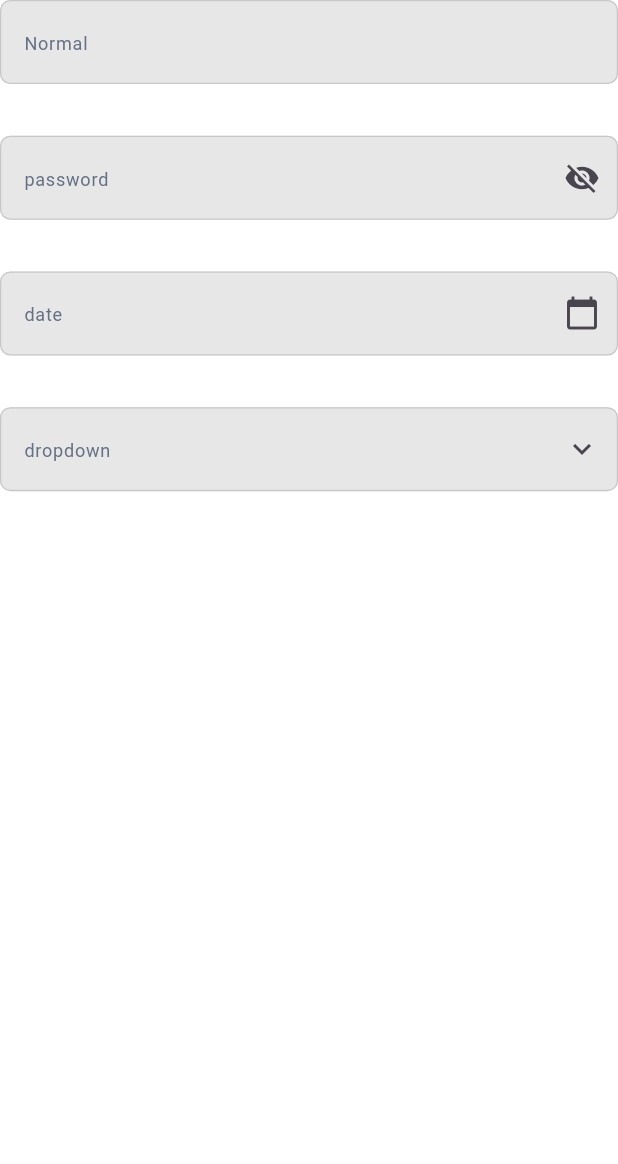
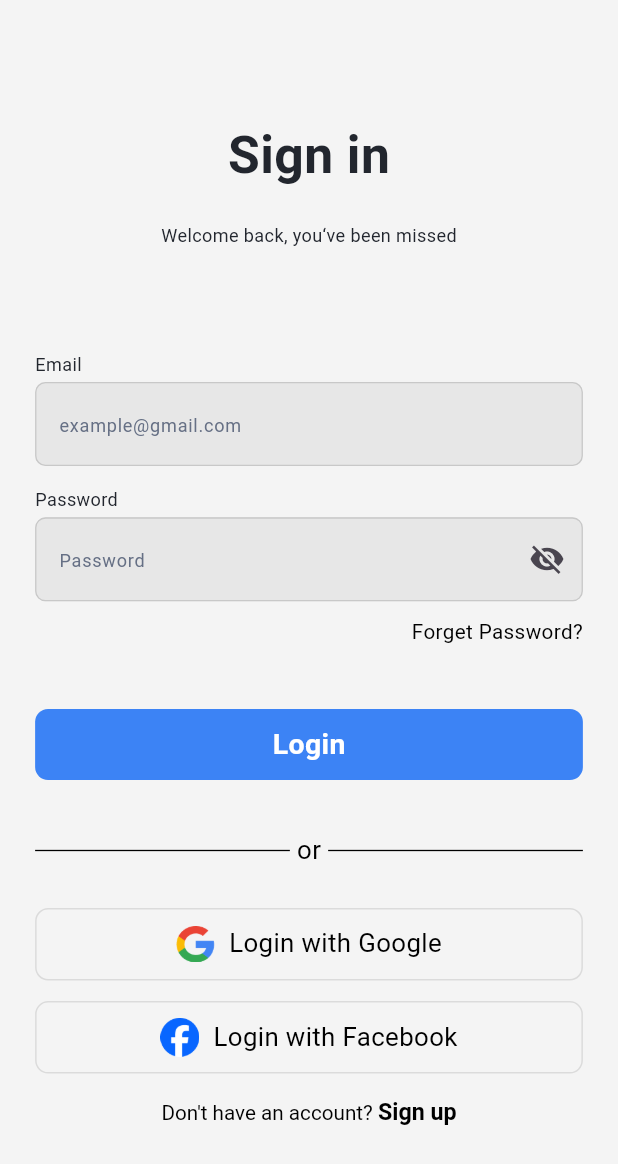
Before and after one commit to Smart-Medc/Smart-Medi-Flutter, a Flutter app: the screen it shows after launch, on a phone screen of 412 x 824 dp. Shown: the top 1164 px of the screen. Run offline on Flutter 3.47's test engine with Material 3 defaults, Android fonts, the phone set to English and light mode, and no system bars; our stand-ins replace flutter_screenutil, go_router.

Commit message:
complete ui for login view create sign up view add facebook,google icon as images push between login , sign up

```diff
--- a/lib/core/routing/app_router.dart
+++ b/lib/core/routing/app_router.dart
@@ -1,11 +1,14 @@
 import 'package:go_router/go_router.dart';
+import 'package:smart_medi/core/routing/app_routes.dart';
 import 'package:smart_medi/features/auth/presentation/view/login_view.dart';
+import 'package:smart_medi/features/auth/presentation/view/sign_up_view.dart';
 
 abstract class AppRouter {
 
   static final router = GoRouter(
     routes: [
       GoRoute(path: '/', builder: (context, state) => const LoginView()),
+      GoRoute(path: AppRoutes.signUpView, builder: (context, state) => const SignUpView()),
       // GoRoute(
       //     path: AppRoutes.onboardingView,
       //     builder: (context, state) => const OnboardingView()),
--- a/lib/core/utils/app_colors.dart
+++ b/lib/core/utils/app_colors.dart
@@ -4,7 +4,7 @@ class AppColors {
   static const primaryColor = Color(0xff3C83F5);
 
   /// Light Mode Colors
-  static const primaryLightMode = Color(0xffC2D9FF);
+  static const primaryLightMode = Color(0xff3C83F5);
   static const secondaryLightMode = Color(0xff224680);
   static const backgroundLightMode = Colors.white;
   static const secondaryBackgroundLightMode = Color(0xffE1E1E1);
--- a/lib/core/utils/app_images.dart
+++ b/lib/core/utils/app_images.dart
@@ -1,5 +1,6 @@
 class AppImages {
 
   // static const String logoImage = "assets/images/logo.png";
-
+  static const String googleIcon = 'assets/images/google_icon.png';
+  static const String facebookIcon = 'assets/images/facebook_icon.png';
 }
--- /dev/null
+++ b/lib/core/widgets/custom_button.dart
@@ -0,0 +1,43 @@
+import 'package:flutter/material.dart';
+import 'package:flutter_screenutil/flutter_screenutil.dart';
+import 'package:smart_medi/core/utils/app_colors.dart';
+import 'package:smart_medi/core/utils/app_styles.dart';
+
+class CustomButton extends StatelessWidget {
+
+  const CustomButton({
+    super.key,
+    required this.text,
+    this.height = 55, // raw value because we will apply .h inside build
+    this.borderRadius = 10, // same, will apply .r
+    this.backgroundColor,
+    this.onPressed,
+  });
+  final String text;
+  final double height;
+  final double borderRadius;
+  final Color? backgroundColor;
+  final VoidCallback? onPressed;
+
+  @override
+  Widget build(BuildContext context) {
+    return SizedBox(
+      height: height.h,
+      width: double.infinity,
+      child: Material(
+        color: backgroundColor ?? AppColors.primaryLightMode,
+        borderRadius: BorderRadius.circular(borderRadius.r),
+        child: InkWell(
+          borderRadius: BorderRadius.circular(borderRadius.r),
+          onTap: onPressed,
+          child: Center(
+            child: Text(
+              text,
+              style: AppStyles.textStyle22W700White,
+            ),
+          ),
+        ),
+      ),
+    );
+  }
+}
--- a/lib/core/widgets/custom_text_form_field.dart
+++ b/lib/core/widgets/custom_text_form_field.dart
@@ -93,6 +93,7 @@ class _CustomTextFormFieldState extends State<CustomTextFormField> {
       children: [
         TextFormField(
           controller: widget.controller,
+          autovalidateMode: AutovalidateMode.onUserInteraction,
           validator: widget.validator,
           readOnly: widget.isDate || widget.isDropdown,
           obscureText: widget.isPassword ? _isObscured : false,
--- /dev/null
+++ b/lib/features/auth/presentation/view/sign_up_view.dart
@@ -0,0 +1,10 @@
+import 'package:flutter/material.dart';
+import 'package:smart_medi/features/auth/presentation/view/widgets/sign_up_widgets/sign_up_body.dart';
+class SignUpView extends StatelessWidget {
+  const SignUpView({super.key});
+
+  @override
+  Widget build(BuildContext context) {
+    return const SafeArea(child: Scaffold(body: SignUpBody()));
+  }
+}
--- /dev/null
+++ b/lib/features/auth/presentation/view/widgets/auth_field_title.dart
@@ -0,0 +1,5 @@
+import 'package:flutter/material.dart';
+import 'package:smart_medi/core/utils/app_styles.dart';
+Text authFieldTitle(String text){
+  return Text(text,style: AppStyles.textStyle14W400TextColor3,);
+}
--- /dev/null
+++ b/lib/features/auth/presentation/view/widgets/auth_footer.dart
@@ -0,0 +1,68 @@
+import 'package:flutter/gestures.dart';
+import 'package:flutter/material.dart';
+import 'package:flutter_screenutil/flutter_screenutil.dart';
+import 'package:go_router/go_router.dart';
+import 'package:smart_medi/core/routing/app_routes.dart';
+import 'package:smart_medi/core/utils/app_images.dart';
+import 'package:smart_medi/core/utils/app_styles.dart';
+class AuthFooter extends StatelessWidget {
+  const AuthFooter({super.key, required this.isLogin,});
+  final bool isLogin;
+  @override
+  Widget build(BuildContext context) {
+    return Column(
+      children: [
+        Row(
+          children: [
+            Expanded(child: Divider(thickness: 1.sp,color: Colors.black,)),
+            5.horizontalSpace,
+            Text('or',style: AppStyles.textStyle20W400Black,),
+            5.horizontalSpace,
+            Expanded(child: Divider(thickness: 1.sp,color: Colors.black,)),
+          ],
+        ),
+        30.verticalSpace,
+        authFooterContainer(text: '${isLogin ? 'Login' : 'Sign up'} with Google',icon: AppImages.googleIcon),
+        16.verticalSpace,
+        authFooterContainer(text: '${isLogin ? 'Login' : 'Sign up'} with Facebook', icon: AppImages.facebookIcon),
+        20.verticalSpace,
+        RichText(
+          text: TextSpan(
+            children: [
+              TextSpan(
+                text: "Don't have an account? ",
+                style: AppStyles.textStyle16W400Black,
+              ),
+              TextSpan(
+                text: isLogin ? 'Sign up' : 'Login',
+                style: AppStyles.textStyle18W700Black,
+                recognizer: TapGestureRecognizer()
+                  ..onTap = () {
+                    isLogin ? GoRouter.of(context).pushReplacement(AppRoutes.signUpView) : GoRouter.of(context).pushReplacement(AppRoutes.signUpView);
+                  },
+              ),
+            ],
+          ),
+        ),
+      ],
+    );
+  }
+
+  Container authFooterContainer({required String text,required String icon}) {
+    return Container(
+        height: 56.h,
+        decoration: BoxDecoration(
+          borderRadius: BorderRadius.circular(10.r),
+          border: Border.all(color: Colors.black.withAlpha(26))
+        ),
+        child: Row(
+          mainAxisAlignment: MainAxisAlignment.center,
+          children: [
+            Image.asset(icon,height: 30.sp,width: 30.sp,),
+            10.horizontalSpace,
+            Text(text,style: AppStyles.textStyle20W400Black,)
+          ],
+        ),
+      );
+  }
+}
--- /dev/null
+++ b/lib/features/auth/presentation/view/widgets/auth_header.dart
@@ -0,0 +1,18 @@
+import 'package:flutter/material.dart';
+import 'package:flutter_screenutil/flutter_screenutil.dart';
+import 'package:smart_medi/core/utils/app_styles.dart';
+class AuthHeader extends StatelessWidget {
+  const AuthHeader({super.key, required this.title, required this.subTitle});
+  final String title;
+  final String subTitle;
+  @override
+  Widget build(BuildContext context) {
+    return Column(
+      children: [
+        Text(title,style: AppStyles.textStyle40W700TextColor3,),
+        23.verticalSpace,
+        Text(subTitle,style: AppStyles.textStyle14W400TextColor3,)
+      ],
+    );
+  }
+}
--- a/lib/features/auth/presentation/view/widgets/login_widgets/login_body.dart
+++ b/lib/features/auth/presentation/view/widgets/login_widgets/login_body.dart
@@ -1,22 +1,28 @@
 import 'package:flutter/material.dart';
 import 'package:flutter_screenutil/flutter_screenutil.dart';
-import 'package:smart_medi/core/widgets/custom_text_form_field.dart';
+import 'package:smart_medi/features/auth/presentation/view/widgets/auth_footer.dart';
+import 'package:smart_medi/features/auth/presentation/view/widgets/auth_header.dart';
+import 'package:smart_medi/features/auth/presentation/view/widgets/login_widgets/login_fields.dart';
 class LoginBody extends StatelessWidget {
   const LoginBody({super.key});
 
   @override
   Widget build(BuildContext context) {
-    return Column(
-      children: [
-        CustomTextFormField(hintText: 'Normal', controller: TextEditingController()),
-        40.verticalSpace,
-        CustomTextFormField.password(hintText: 'password', controller: TextEditingController()),
-        40.verticalSpace,
-        CustomTextFormField.date(hintText: 'date', controller: TextEditingController(),),
-        40.verticalSpace,
-        CustomTextFormField.dropdown(hintText: 'dropdown', controller: TextEditingController(),dropdownItems: const ['text1,text2,text3','text2'],),
-        40.verticalSpace,
-      ],
+    return Padding(
+      padding:  EdgeInsets.all(25.0.w),
+      child: SingleChildScrollView(
+        child: Column(
+          children: [
+            65.verticalSpace,
+            const AuthHeader(title: 'Sign in', subTitle: 'Welcome back, you‘ve been missed'),
+            80.verticalSpace,
+            const LoginFields(),
+            40.verticalSpace,
+            const AuthFooter(isLogin: true,),
+
+          ],
+        ),
+      ),
     );
   }
 }
--- /dev/null
+++ b/lib/features/auth/presentation/view/widgets/login_widgets/login_fields.dart
@@ -0,0 +1,70 @@
+import 'package:flutter/material.dart';
+import 'package:flutter_screenutil/flutter_screenutil.dart';
+import 'package:smart_medi/core/helpers/validator.dart';
+import 'package:smart_medi/core/utils/app_styles.dart';
+import 'package:smart_medi/core/widgets/custom_button.dart';
+import 'package:smart_medi/core/widgets/custom_text_form_field.dart';
+import 'package:smart_medi/features/auth/presentation/view/widgets/auth_field_title.dart';
+
+class LoginFields extends StatefulWidget {
+  const LoginFields({super.key});
+
+  @override
+  State<LoginFields> createState() => _LoginFieldsState();
+}
+
+class _LoginFieldsState extends State<LoginFields> {
+  final GlobalKey<FormState> _formKey = GlobalKey<FormState>();
+
+  final TextEditingController emailController = TextEditingController();
+  final TextEditingController passwordController = TextEditingController();
+
+  @override
+  void dispose() {
+    emailController.dispose();
+    passwordController.dispose();
+    super.dispose();
+  }
+
+  @override
+  Widget build(BuildContext context) {
+    return Form(
+      key: _formKey,
+      child: Column(
+        crossAxisAlignment: CrossAxisAlignment.start,
+        children: [
+          authFieldTitle('Email'),
+          4.verticalSpace,
+          CustomTextFormField(
+            hintText: 'example@gmail.com',
+            controller: emailController,
+            validator: Validator.emailValidator,
+          ),
+          16.verticalSpace,
+          authFieldTitle('Password'),
+          4.verticalSpace,
+          CustomTextFormField.password(
+            hintText: 'Password',
+            controller: passwordController,
+            validator: Validator.passwordValidator,
+          ),
+          12.verticalSpace,
+          Align(
+            alignment: Alignment.centerRight,
+            child: Text(
+              'Forget Password?',
+              style: AppStyles.textStyle16W400Black,
+            ),
+          ),
+          48.verticalSpace,
+          CustomButton(
+            text: 'Login',
+            onPressed: () {
+              if (_formKey.currentState!.validate()) {}
+            },
+          ),
+        ],
+      ),
+    );
+  }
+}
--- /dev/null
+++ b/lib/features/auth/presentation/view/widgets/sign_up_widgets/sign_up_body.dart
@@ -0,0 +1,14 @@
+import 'package:flutter/material.dart';
+import 'package:smart_medi/features/auth/presentation/view/widgets/auth_header.dart';
+class SignUpBody extends StatelessWidget {
+  const SignUpBody({super.key});
+
+  @override
+  Widget build(BuildContext context) {
+    return Column(
+      children: [
+        AuthHeader(title: 'Create account', subTitle: 'Fill your information below or register with your social account')
+      ],
+    );
+  }
+}
--- a/lib/main.dart
+++ b/lib/main.dart
@@ -20,10 +20,10 @@ class SmartMedi extends StatelessWidget {
         return MaterialApp.router(
           routerConfig: AppRouter.router,
           debugShowCheckedModeBanner: false,
-          color: Colors.white,
+          color: const Color(0xffF4F4F4),
           theme: ThemeData(
             // textTheme: GoogleFonts.interTextTheme(Theme.of(context).textTheme),
-            scaffoldBackgroundColor: Colors.white,
+            scaffoldBackgroundColor: const Color(0xffF4F4F4),
           ),
         );
       },
```
Also changed, not shown: assets/images/facebook_icon.png (added), assets/images/google_icon.png (added).
